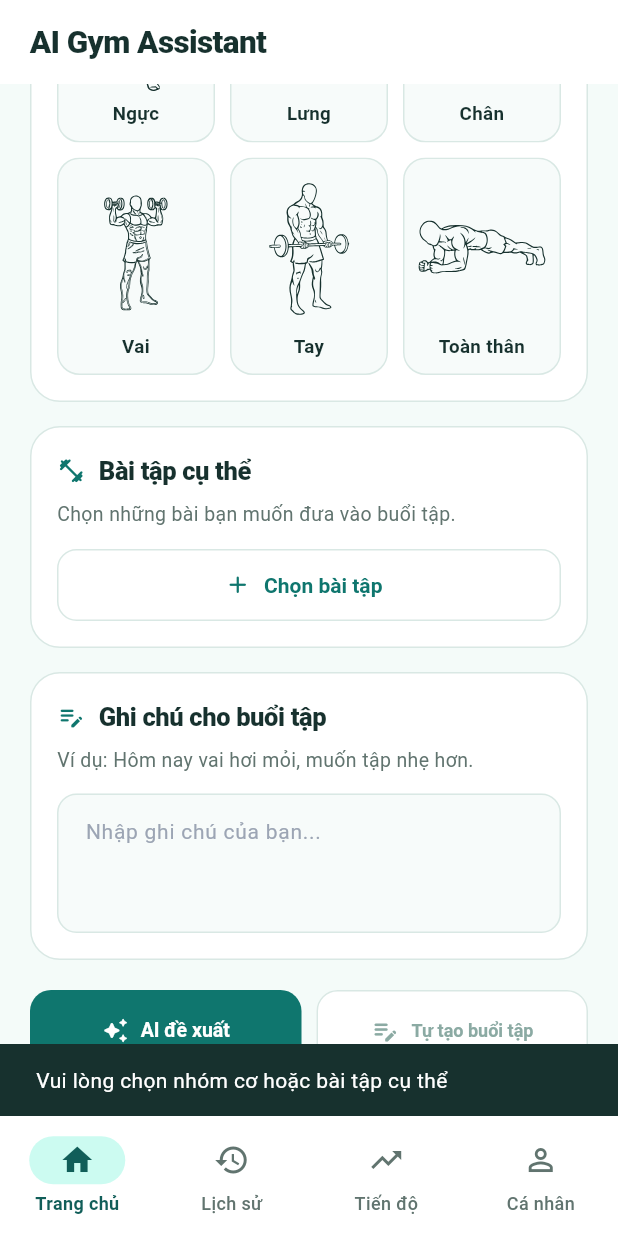
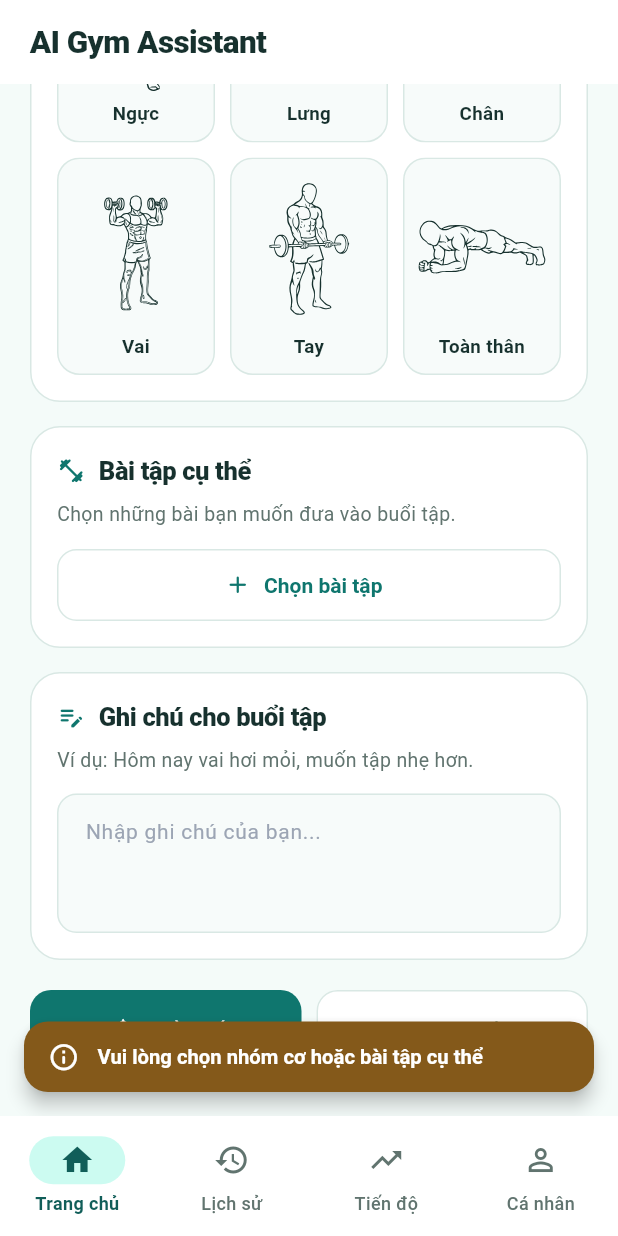
Before and after one commit to Tai9783/ai_gym_assistant, a Flutter app: the screen it shows after launch, scrolled down 313 dp, after a tap on "AI đề xuất", on a phone screen of 412 x 824 dp. Run offline on Flutter 3.47's test engine with Material 3 defaults, Android fonts, the phone set to English and light mode, and no system bars; our stand-ins replace drift, drift_flutter, firebase_auth, firebase_core, flutter_bloc, flutter_svg and 3 more; accounts and stored records are empty; generated files the repository leaves out were written again.

Commit message:
feat(ui): replace default SnackBars with floating notifications

```diff
--- a/lib/app/pages/home_page.dart
+++ b/lib/app/pages/home_page.dart
@@ -1,3 +1,4 @@
+import 'package:ai_gym_assistant/app/widgets/app_notice.dart';
 import 'package:ai_gym_assistant/app/theme/app_colors.dart';
 import 'package:flutter/material.dart';
 import 'package:flutter_svg/flutter_svg.dart';
@@ -446,9 +447,7 @@ class _HomePageState extends State<HomePage> {
 
   void _onGeneratePressed() {
     if (_selectedMuscleGroup == null && _selectedExercises.isEmpty) {
-      ScaffoldMessenger.of(context).showSnackBar(
-        const SnackBar(content: Text('Vui lòng chọn nhóm cơ hoặc bài tập cụ thể')),
-      );
+      AppNotice.warning(context, 'Vui lòng chọn nhóm cơ hoặc bài tập cụ thể');
       return;
     }
 
--- a/lib/app/theme/app_theme.dart
+++ b/lib/app/theme/app_theme.dart
@@ -20,6 +20,17 @@ abstract final class AppTheme {
       useMaterial3: true,
       colorScheme: scheme,
       scaffoldBackgroundColor: AppColors.background,
+      // Kiểu Floating Snackbar mặc định cho cả app,
+      // kể cả những thông báo được thêm vào trong tương lai.
+      snackBarTheme: SnackBarThemeData(
+        behavior: SnackBarBehavior.floating,
+        backgroundColor: AppColors.text,
+        contentTextStyle: const TextStyle(color: Colors.white),
+        shape: RoundedRectangleBorder(
+          borderRadius: BorderRadius.circular(16),
+        ),
+        elevation: 5,
+      ),
       splashColor: AppColors.selected,
       appBarTheme: const AppBarThemeData(
         backgroundColor: AppColors.surface,
--- /dev/null
+++ b/lib/app/widgets/app_notice.dart
@@ -0,0 +1,86 @@
+import 'package:flutter/material.dart';
+
+import '../theme/app_colors.dart';
+
+enum AppNoticeType { success, warning, error, info }
+
+/// Hiển thị thông báo ngắn, nổi phía dưới màn hình.
+/// Tự ẩn và chỉ cho phép một thông báo xuất hiện tại một thời điểm.
+abstract final class AppNotice {
+  static void show(
+      BuildContext context,
+      String message, {
+        AppNoticeType type = AppNoticeType.info,
+        Duration duration = const Duration(seconds: 3),
+      }) {
+    final messenger = ScaffoldMessenger.maybeOf(context);
+    if (messenger == null) return;
+
+    // Tránh SnackBar cũ nằm chờ trong hàng đợi.
+    messenger.clearSnackBars();
+    messenger.removeCurrentSnackBar();
+
+    final (backgroundColor, iconData) = switch (type) {
+      AppNoticeType.success => (
+      AppColors.primaryDark,
+      Icons.check_circle_outline_rounded,
+      ),
+      AppNoticeType.warning => (
+      const Color(0xFF84591A),
+      Icons.info_outline_rounded,
+      ),
+      AppNoticeType.error => (
+      const Color(0xFF993E40),
+      Icons.error_outline_rounded,
+      ),
+      AppNoticeType.info => (
+      AppColors.text,
+      Icons.info_outline_rounded,
+      ),
+    };
+
+    messenger.showSnackBar(
+      SnackBar(
+        behavior: SnackBarBehavior.floating,
+        duration: duration,
+        margin: const EdgeInsets.fromLTRB(16, 8, 16, 16),
+        backgroundColor: backgroundColor,
+        elevation: 5,
+        padding: const EdgeInsets.symmetric(horizontal: 16, vertical: 13),
+        shape: RoundedRectangleBorder(
+          borderRadius: BorderRadius.circular(16),
+        ),
+        content: Row(
+          mainAxisSize: MainAxisSize.min,
+          children: [
+            Icon(iconData, color: Colors.white, size: 21),
+            const SizedBox(width: 12),
+            Expanded(
+              child: Text(
+                message,
+                style: const TextStyle(
+                  color: Colors.white,
+                  fontSize: 13.5,
+                  fontWeight: FontWeight.w600,
+                  height: 1.35,
+                ),
+              ),
+            ),
+          ],
+        ),
+      ),
+    );
+  }
+
+  static void success(BuildContext context, String message) =>
+      show(context, message, type: AppNoticeType.success);
+
+  static void warning(BuildContext context, String message) =>
+      show(context, message, type: AppNoticeType.warning);
+
+  static void error(BuildContext context, String message) =>
+      show(context, message, type: AppNoticeType.error);
+
+  static void info(BuildContext context, String message) =>
+      show(context, message);
+}
--- a/lib/features/exercise_catalog/presentation/pages/select_exercise_page.dart
+++ b/lib/features/exercise_catalog/presentation/pages/select_exercise_page.dart
@@ -4,7 +4,6 @@ import 'package:flutter_bloc/flutter_bloc.dart';
 import 'package:go_router/go_router.dart';
 
 import '../../../../core/di/injection.dart';
-import '../../../recommendation/domain/entities/workout_request.dart';
 import '../../domain/entities/exercise_definition.dart';
 import '../bloc/exercise_catalog_bloc.dart';
 import '../bloc/exercise_catalog_event.dart';
```
Also changed, not shown: lib/features/profile/presentation/pages/profile_page.dart (+4 -8 lines), lib/features/recommendation/presentation/pages/recommendation_page.dart (+81 -12 lines), lib/features/workout/presentation/pages/manual_workout_page.dart (+5 -12 lines), lib/features/workout/presentation/widgets/workout_set_card.dart (+2 -7 lines).
